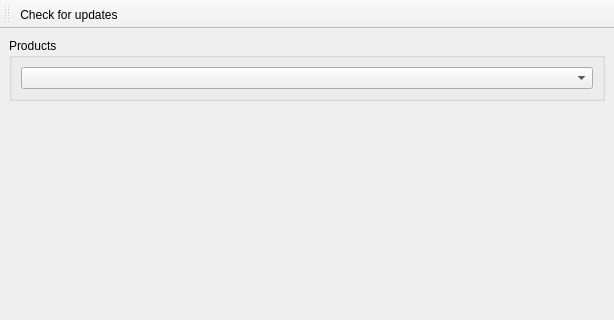
Above: src/gui/mainwindow.ui from panter-dsd/UniversalUpdater before the change; both pictures show x 0 to 614 and y 0 to 320 of the 614 by 509 pixel window. Below: the same form after it.
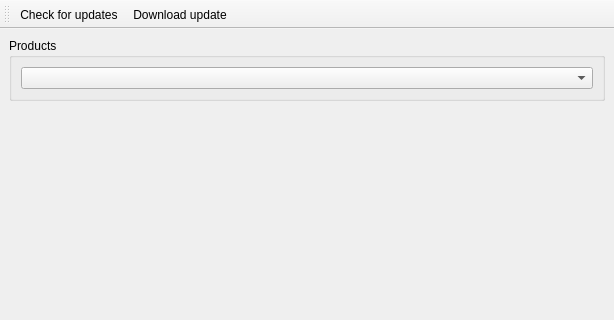
That is the form after the change.

Commit message: Download is added.

Patch:
```diff
--- a/src/gui/mainwindow.ui
+++ b/src/gui/mainwindow.ui
@@ -49,12 +49,18 @@
     <bool>false</bool>
    </attribute>
    <addaction name="actionCheckForUpdates"/>
+   <addaction name="actionDownloadUpdate"/>
   </widget>
   <action name="actionCheckForUpdates">
    <property name="text">
     <string>Check for updates</string>
    </property>
   </action>
+  <action name="actionDownloadUpdate">
+   <property name="text">
+    <string>Download update</string>
+   </property>
+  </action>
  </widget>
  <resources/>
  <connections/>
```
The commit also changes 7 other files.
